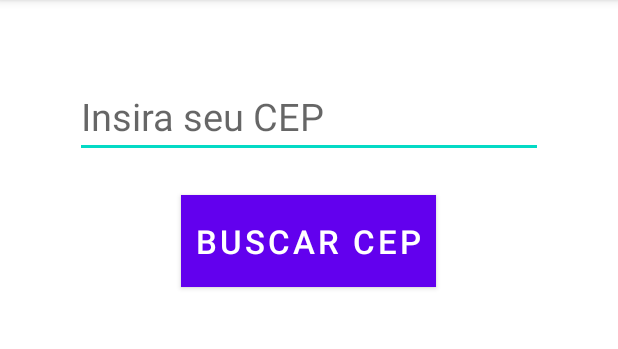
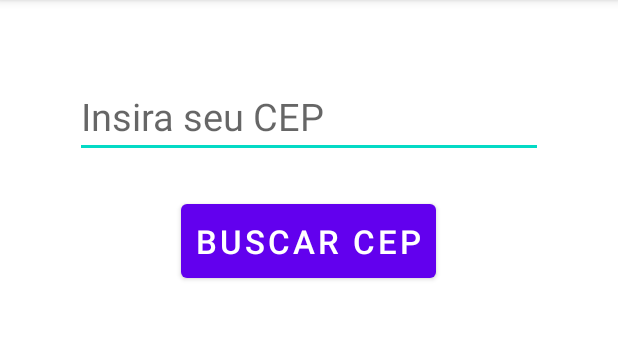
Before and after one commit to patrick-jk/search-cep-app, an Android app: the screen it shows after launch (MainActivity), after a tap on "BUSCAR CEP", on a phone screen of 412 x 824 dp, the part 84-433 px from its top. Run offline under Robolectric (Android 15) with nearby library versions, the phone set to English and light mode, and no system bars; 1 statement that could not run was skipped.

Commit message:
Search CEP App

```diff
--- a/app/build.gradle
+++ b/app/build.gradle
@@ -25,6 +25,9 @@ android {
         sourceCompatibility JavaVersion.VERSION_1_8
         targetCompatibility JavaVersion.VERSION_1_8
     }
+    buildFeatures {
+        viewBinding true
+    }
 }
 
 dependencies {
@@ -36,5 +39,5 @@ dependencies {
     androidTestImplementation 'androidx.test.ext:junit:1.1.3'
     androidTestImplementation 'androidx.test.espresso:espresso-core:3.4.0'
 
-    implementation 'com.google.code.gson:gson:2.8.2'
+    implementation 'com.google.code.gson:gson:2.8.6'
 }
--- a/app/src/main/java/br/com/local/myappviacepapi/HttpService.java
+++ b/app/src/main/java/br/com/local/myappviacepapi/HttpService.java
@@ -34,7 +34,6 @@ public class HttpService extends AsyncTask<Void, Void, CEP> {
 
                 HttpURLConnection connection = (HttpURLConnection) url.openConnection();
                 connection.setRequestMethod("GET");
-                connection.setRequestProperty("Content-type", "application/json");
                 connection.setRequestProperty("Accept", "application/json");
                 connection.setDoOutput(true);
                 connection.setConnectTimeout(5000);
@@ -43,11 +42,9 @@ public class HttpService extends AsyncTask<Void, Void, CEP> {
                 Scanner scanner = new Scanner(url.openStream());
 
                 while (scanner.hasNext()) {
-                    resposta.append(scanner.next());
+                    resposta.append(scanner.next()).append(" ");
                 }
 
-            } catch (MalformedURLException e) {
-                e.printStackTrace();
             } catch (IOException e) {
                 e.printStackTrace();
             }
--- a/app/src/main/java/br/com/local/myappviacepapi/MainActivity.java
+++ b/app/src/main/java/br/com/local/myappviacepapi/MainActivity.java
@@ -2,46 +2,43 @@ package br.com.local.myappviacepapi;
 
 import androidx.appcompat.app.AppCompatActivity;
 
+import android.content.Context;
 import android.os.Bundle;
 import android.view.View;
+import android.view.inputmethod.InputMethodManager;
 import android.widget.Button;
 import android.widget.EditText;
 import android.widget.TextView;
 
 import java.util.concurrent.ExecutionException;
 
+import br.com.local.myappviacepapi.databinding.ActivityMainBinding;
+
 public class MainActivity extends AppCompatActivity {
 
-    Button btnBuscarCep;
-    EditText txtCep;
-    TextView lblResposta;
+    private ActivityMainBinding binding;
 
     @Override
     protected void onCreate(Bundle savedInstanceState) {
         super.onCreate(savedInstanceState);
-        setContentView(R.layout.activity_main);
+        binding = ActivityMainBinding.inflate(getLayoutInflater());
+        setContentView(binding.getRoot());
 
-        txtCep = findViewById(R.id.txtCep);
-        lblResposta = findViewById(R.id.lblResposta);
-        btnBuscarCep = findViewById(R.id.btnBuscaCep);
+        binding.btnBuscaCep.setOnClickListener(view -> {
 
-        btnBuscarCep.setOnClickListener(new View.OnClickListener() {
-            @Override
-            public void onClick(View v) {
+            // String endereco = txtCep.getText().toString().trim();
 
-                // String endereco = txtCep.getText().toString().trim();
+            try {
+                //preencher o cep no lblResposta do layout
+                CEP retorno = new HttpService(binding.txtCep.getText().toString().trim()).execute().get();
+                binding.lblResposta.setText(retorno.toString());
+            } catch (ExecutionException | InterruptedException e) {
+                e.printStackTrace();
+            }
 
-                try {
-                    //preencher o cep no lblResposta do layout
-                    CEP retorno = new HttpService(txtCep.getText().toString().trim()).execute().get();
-                    lblResposta.setText(retorno.toString());
-                } catch (ExecutionException e) {
-                    e.printStackTrace();
-                } catch (InterruptedException e) {
-                    e.printStackTrace();
-                }
+            InputMethodManager imm = (InputMethodManager) getSystemService(Context.INPUT_METHOD_SERVICE);
+            imm.hideSoftInputFromWindow(view.getWindowToken(), 0);
 
-            }
         });
 
     }
--- a/app/src/main/res/layout/activity_main.xml
+++ b/app/src/main/res/layout/activity_main.xml
@@ -23,13 +23,13 @@
         android:gravity="center"
         android:orientation="horizontal">
 
-        <Button
+        <com.google.android.material.button.MaterialButton
             android:id="@+id/btnBuscaCep"
+            style="@style/Widget.MaterialComponents.Button"
             android:layout_width="wrap_content"
             android:layout_height="wrap_content"
             android:layout_marginTop="20dp"
             android:layout_marginBottom="10dp"
-            android:background="@color/design_default_color_on_primary"
             android:padding="10dp"
             android:text="Buscar CEP"
             android:textSize="22sp" />
@@ -40,7 +40,7 @@
         android:id="@+id/lblResposta"
         android:layout_width="match_parent"
         android:layout_height="match_parent"
-        android:padding="5dp"
+        android:layout_marginTop="16dp"
         android:textColor="#000000"
         android:textSize="20sp" />
 
```
Also changed, not shown: app/src/main/java/br/com/local/myappviacepapi/CEP.java (+9 -26 lines).
